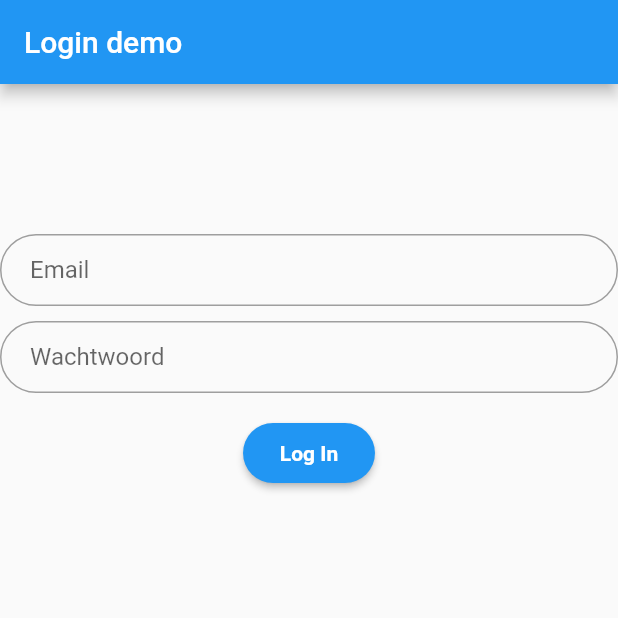
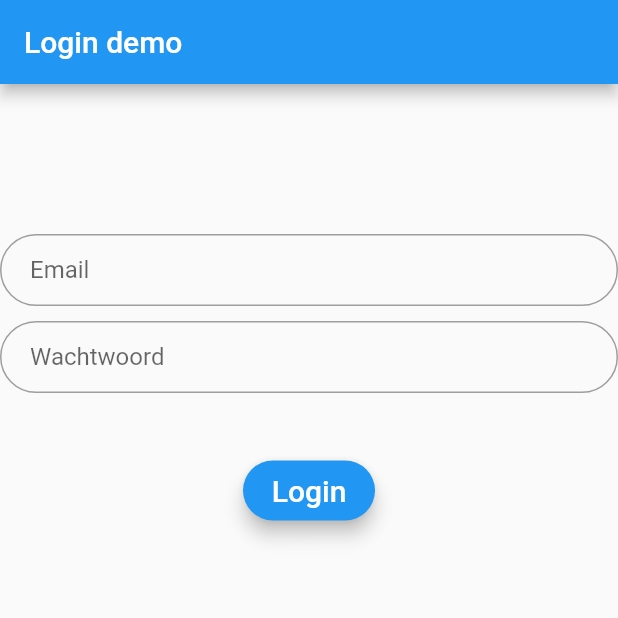
Before and after one commit to caslayoort/ProjectD, a Flutter app: the screen it shows after launch, on a phone screen of 412 x 824 dp, the top half of it. Run offline on Flutter 3.47's test engine with Material 2 defaults, Android fonts, the phone set to English and light mode, and no system bars.

Commit message:
working on login button

```diff
--- a/frontend/project_d_frontend/lib/login_widget.dart
+++ b/frontend/project_d_frontend/lib/login_widget.dart
@@ -15,26 +15,19 @@ class LoginWidget extends StatefulWidget {
 //     return null;
 //   }
 
-
-
-
-
 class _LoginWidget extends State<LoginWidget> {
   String _email, _password;
+  bool _isLoginForm = true;
 
   void check() {
     print('Pressed button');
   }
-
-
 
   Widget email() {
     return Padding(
       padding: const EdgeInsets.fromLTRB(0.0, 100.0, 0.0, 0.0),
       child: TextFormField(
         keyboardType: TextInputType.emailAddress,
-        validator: (value) => value.isEmpty ? "Email can/'t be empty" : null,
-        onSaved: (value) => _email = value.trim(),
         decoration: InputDecoration(
           hintText: 'Email',
           contentPadding: EdgeInsets.fromLTRB(20.0, 10.0, 20.0, 10.0),
@@ -47,6 +40,8 @@ class _LoginWidget extends State<LoginWidget> {
             borderSide: BorderSide(color: Colors.grey),
           ),
         ),
+        validator: (value) => value.isEmpty ? "Email can/'t be empty" : null,
+        onSaved: (value) => _email = value.trim(),
       ),
     );
   }
@@ -54,8 +49,7 @@ class _LoginWidget extends State<LoginWidget> {
   Widget password() {
     return TextFormField(
       keyboardType: TextInputType.visiblePassword,
-      validator: (value) => value.isEmpty ? "Password can/'t be empty" : null,
-      onSaved: (value) => _password = value.trim(),
+      obscureText: true,
       decoration: InputDecoration(
         hintText: 'Wachtwoord',
         contentPadding: EdgeInsets.fromLTRB(20.0, 10.0, 20.0, 10.0),
@@ -68,26 +62,26 @@ class _LoginWidget extends State<LoginWidget> {
           borderSide: BorderSide(color: Colors.grey),
         ),
       ),
+      validator: (value) => value.isEmpty ? "Password can/'t be empty" : null,
+      onSaved: (value) => _password = value.trim(),
     );
   }
 
   Widget loginbutton() {
-    return Padding(
-      padding: EdgeInsets.symmetric(vertical: 16.0),
-      child: RaisedButton(
-        onPressed: check,
-        shape: RoundedRectangleBorder(borderRadius: BorderRadius.circular(24)),
-        padding: EdgeInsets.all(12),
-        color: Colors.blue,
-        child: Text(
-          'Log In',
-          style: TextStyle(
-            color: Colors.white,
-            fontWeight: FontWeight.bold,
+    return new Padding(
+        padding: EdgeInsets.fromLTRB(0.0, 45.0, 0.0, 0.0),
+        child: SizedBox(
+          height: 40.0,
+          child: new RaisedButton(
+            elevation: 5.0,
+            shape: new RoundedRectangleBorder(
+                borderRadius: new BorderRadius.circular(30.0)),
+            color: Colors.blue,
+            child: new Text(_isLoginForm ? 'Login' : 'Create account',
+                style: new TextStyle(fontSize: 20.0, color: Colors.white)),
+            onPressed: check, //validateAndSubmit
           ),
-        ),
-      ),
-    );
+        ));
   }
 
   @override
```
